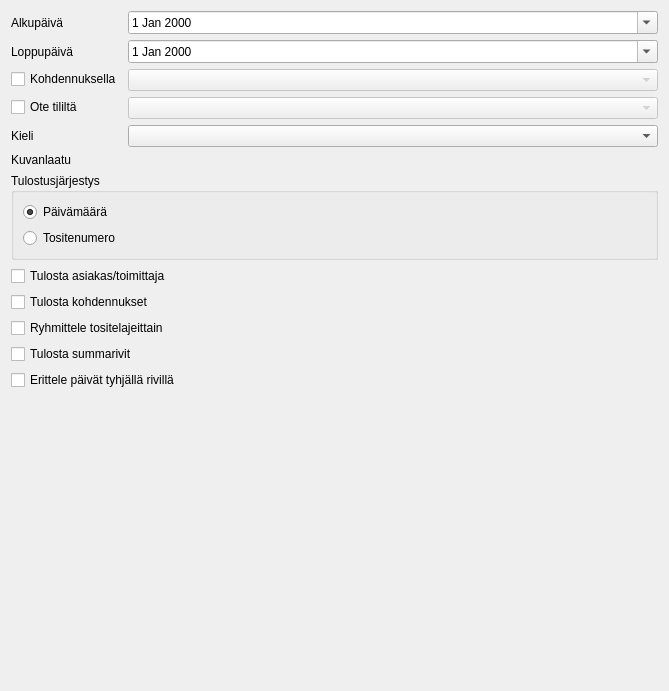
Old version of the form kitsas/raportti/paivakirja.ui in the repository artoh/kitupiikki.
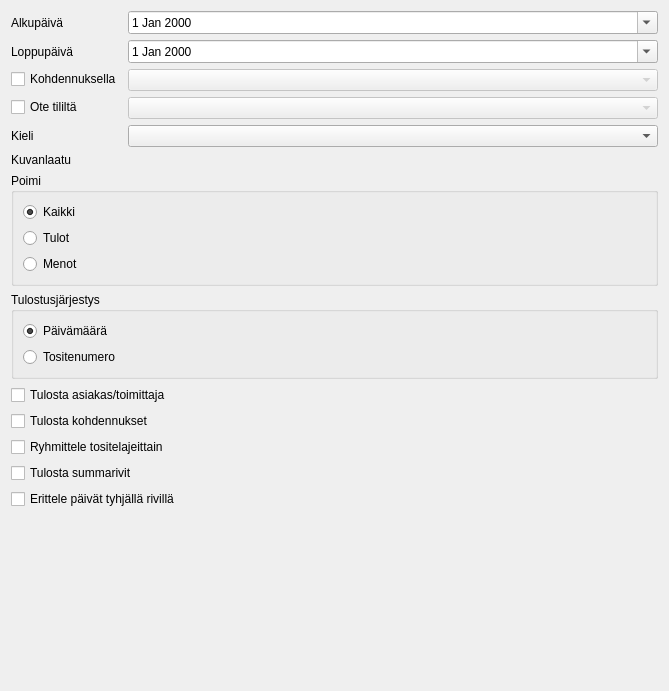
New version of the form. Icons and pictures are not drawn. Custom widgets are drawn as their Qt base class.

What changed in the file:
```diff
--- a/kitsas/raportti/paivakirja.ui
+++ b/kitsas/raportti/paivakirja.ui
@@ -13,7 +13,7 @@
   <property name="windowTitle">
    <string>Form</string>
   </property>
-  <layout class="QVBoxLayout" name="verticalLayout_2">
+  <layout class="QVBoxLayout" name="verticalLayout_3">
    <item>
     <layout class="QFormLayout" name="formLayout">
      <item row="0" column="0">
@@ -108,6 +108,47 @@
      </item>
     </layout>
    </item>
+   <item>
+    <widget class="QGroupBox" name="poimiGroup">
+     <property name="title">
+      <string>Poimi</string>
+     </property>
+     <layout class="QVBoxLayout" name="verticalLayout_2">
+      <item>
+       <widget class="QRadioButton" name="radioButton">
+        <property name="text">
+         <string>Kaikki</string>
+        </property>
+        <property name="checked">
+         <bool>true</bool>
+        </property>
+       </widget>
+      </item>
+      <item>
+       <widget class="QRadioButton" name="tulotRadio">
+        <property name="text">
+         <string>Tulot</string>
+        </property>
+        <property name="icon">
+         <iconset resource="../pic/pic.qrc">
+          <normaloff>:/pic/lisaa.png</normaloff>:/pic/lisaa.png</iconset>
+        </property>
+       </widget>
+      </item>
+      <item>
+       <widget class="QRadioButton" name="menotRadio">
+        <property name="text">
+         <string>Menot</string>
+        </property>
+        <property name="icon">
+         <iconset resource="../pic/pic.qrc">
+          <normaloff>:/pic/poista.png</normaloff>:/pic/poista.png</iconset>
+        </property>
+       </widget>
+      </item>
+     </layout>
+    </widget>
+   </item>
    <item>
     <widget class="QGroupBox" name="jarjestysRyhma">
      <property name="title">
```
